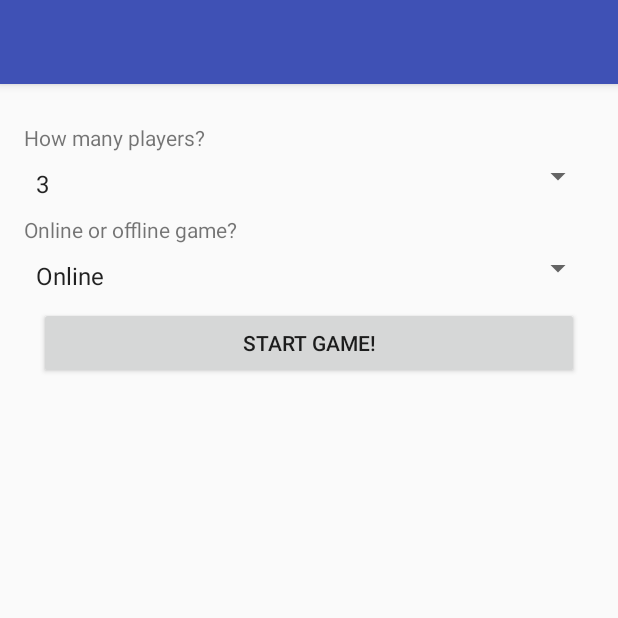
After one commit to johnmartin108/BS, an Android app: the GameSetupActivity screen opened directly, with no data from a screen before it, on a phone screen of 412 x 824 dp, the top half of it. The commit adds this screen. Run offline under Robolectric (Android 15) with nearby library versions, the phone set to English and light mode, and no system bars.

Commit message:
added game setup screen shell

```diff
--- a/BS/app/src/main/AndroidManifest.xml
+++ b/BS/app/src/main/AndroidManifest.xml
@@ -15,6 +15,8 @@
                 <category android:name="android.intent.category.LAUNCHER" />
             </intent-filter>
         </activity>
+        <activity android:name=".GameSetupActivity" />
+        <activity android:name=".GameActivity"></activity>
     </application>
 
 </manifest>
--- /dev/null
+++ b/BS/app/src/main/java/com/example/johnmartin/bs/GameSetupActivity.java
@@ -0,0 +1,42 @@
+package com.example.johnmartin.bs;
+
+import android.content.Intent;
+import android.support.v7.app.AppCompatActivity;
+import android.os.Bundle;
+import android.widget.ArrayAdapter;
+import android.widget.Spinner;
+
+public class GameSetupActivity extends AppCompatActivity {
+
+    private final String[] NUM_PLAYERS = new String[]{"3","4","5","6"};
+    private final String[] GAME_MODE = new String[]{"Online", "Offline"};
+
+    @Override
+    protected void onCreate(Bundle savedInstanceState) {
+        super.onCreate(savedInstanceState);
+        setContentView(R.layout.activity_game_setup);
+
+        ArrayAdapter adapter = new ArrayAdapter<String>(this,
+                android.R.layout.simple_spinner_item, NUM_PLAYERS);
+
+        adapter.setDropDownViewResource(android.R.layout.simple_spinner_dropdown_item);
+        Spinner num_spinner = (Spinner) this.findViewById(R.id.player_number_spinner);
+        num_spinner.setAdapter(adapter);
+
+        adapter = new ArrayAdapter<String>(this,
+                android.R.layout.simple_spinner_item, GAME_MODE);
+
+        adapter.setDropDownViewResource(android.R.layout.simple_spinner_dropdown_item);
+        Spinner mode_spinner = (Spinner) this.findViewById(R.id.game_mode_spinner);
+        mode_spinner.setAdapter(adapter);
+    }
+
+    public void setUpGame() {
+        Intent i = new Intent(this, GameActivity.class);
+        int num_players = ((Spinner) this.findViewById(R.id.player_number_spinner)).getSelectedItemPosition() + 3; //position 0 is 3 players
+        int game_mode = ((Spinner) this.findViewById(R.id.game_mode_spinner)).getSelectedItemPosition();
+        i.putExtra("num_players", num_players);
+        i.putExtra("game_mode", game_mode); //0 is online game, 1 is offline
+        startActivity(i);
+    }
+}
--- a/BS/app/src/main/java/com/example/johnmartin/bs/MainActivity.java
+++ b/BS/app/src/main/java/com/example/johnmartin/bs/MainActivity.java
@@ -21,4 +21,8 @@ public class MainActivity extends AppCompatActivity {
     public void onSettingsClicked(View v) {
         getFragmentManager().beginTransaction().replace(R.id.content, s_frag).commit();
     }
+
+    public void onBackClicked(View v) {
+        getFragmentManager().beginTransaction().replace(R.id.content, w_frag).commit();
+    }
 }
--- /dev/null
+++ b/BS/app/src/main/res/layout/activity_game_setup.xml
@@ -0,0 +1,53 @@
+<?xml version="1.0" encoding="utf-8"?>
+<RelativeLayout xmlns:android="http://schemas.android.com/apk/res/android"
+    xmlns:tools="http://schemas.android.com/tools"
+    android:layout_width="match_parent"
+    android:layout_height="match_parent"
+    android:paddingBottom="@dimen/activity_vertical_margin"
+    android:paddingLeft="@dimen/activity_horizontal_margin"
+    android:paddingRight="@dimen/activity_horizontal_margin"
+    android:paddingTop="@dimen/activity_vertical_margin"
+    tools:context="com.example.johnmartin.bs.GameSetupActivity">
+
+    <LinearLayout
+        android:id="@+id/options_block_gamestart"
+        android:layout_width="match_parent"
+        android:layout_height="wrap_content"
+        android:orientation="vertical">
+        <TextView
+            android:layout_width="match_parent"
+            android:layout_height="wrap_content"
+            android:paddingTop="10dp"
+            android:text="How many players?" />
+
+        <Spinner
+            android:id="@+id/player_number_spinner"
+            android:layout_width="match_parent"
+            android:layout_height="wrap_content"
+            android:paddingTop="10dp"/>
+
+
+        <TextView
+            android:layout_width="match_parent"
+            android:layout_height="wrap_content"
+            android:paddingTop="10dp"
+            android:text="Online or offline game?" />
+
+        <Spinner
+            android:id="@+id/game_mode_spinner"
+            android:layout_width="match_parent"
+            android:layout_height="match_parent"
+            android:paddingTop="10dp"
+            android:spinnerMode="dropdown"/>
+    </LinearLayout>
+
+    <Button
+        android:id="@+id/start_btn"
+        android:layout_width="match_parent"
+        android:layout_height="wrap_content"
+        android:layout_margin="10dp"
+        android:layout_below="@id/options_block_gamestart"
+        android:text="START GAME!"
+        android:onClick="setUpGame"/>
+
+</RelativeLayout>
```
Also changed, not shown: BS/app/src/main/java/com/example/johnmartin/bs/GameActivity.java (added, +13 -0 lines), BS/app/src/main/java/com/example/johnmartin/bs/WelcomeFragment.java (+7 -0 lines), BS/app/src/main/res/layout/activity_game.xml (added, +12 -0 lines), BS/app/src/main/res/xml/preferences.xml (+7 -0 lines).
